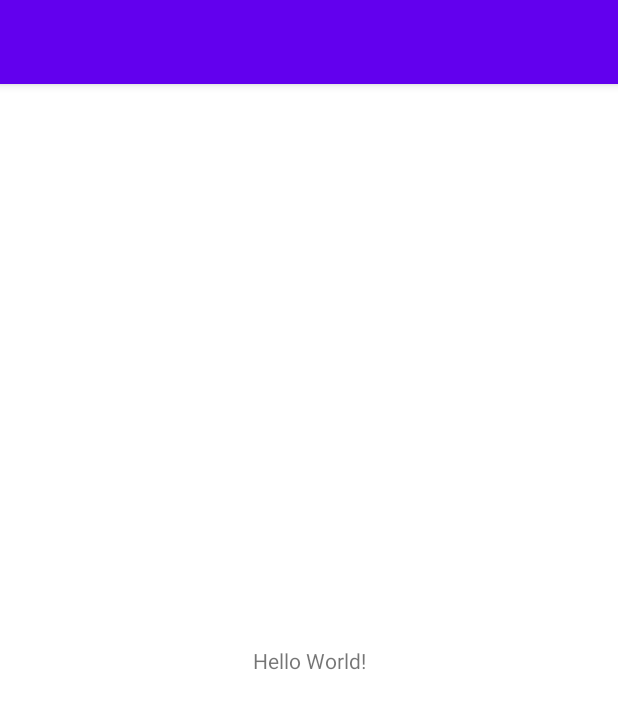
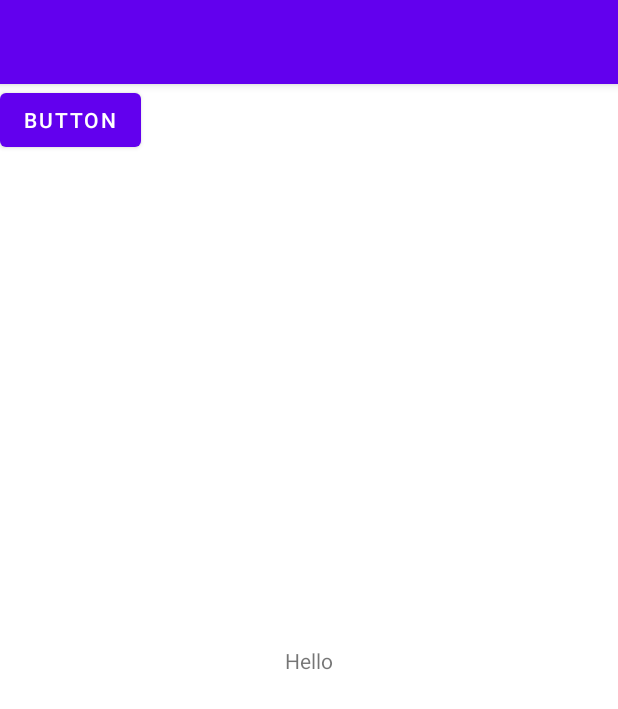
Before and after one commit to LimKyunghyuk/CatchCall2, an Android app: the screen it shows after launch (MainActivity), on a phone screen of 412 x 824 dp. Shown: the top 709 px of the screen. Run offline under Robolectric (Android 15) with nearby library versions, the phone set to English and light mode, and no system bars.

Commit message:
테스트 UI 코드 작성

```diff
--- a/app/src/main/AndroidManifest.xml
+++ b/app/src/main/AndroidManifest.xml
@@ -4,6 +4,8 @@
 
     <uses-permission android:name="android.permission.READ_PHONE_STATE"/>
     <uses-permission android:name="android.permission.READ_CALL_LOG"/>
+
+    <uses-permission android:name="android.permission.INTERNET"/>
 
 
     <application
@@ -12,7 +14,8 @@
         android:label="@string/app_name"
         android:roundIcon="@mipmap/ic_launcher_round"
         android:supportsRtl="true"
-        android:theme="@style/Theme.CatchCall">
+        android:theme="@style/Theme.CatchCall"
+        android:usesCleartextTraffic="true">
         <activity android:name=".MainActivity">
             <intent-filter>
                 <action android:name="android.intent.action.MAIN" />
--- a/app/src/main/java/org/devlion/catchCall/MainActivity.java
+++ b/app/src/main/java/org/devlion/catchCall/MainActivity.java
@@ -1,5 +1,6 @@
 package org.devlion.catchCall;
 
+import androidx.annotation.NonNull;
 import androidx.appcompat.app.AppCompatActivity;
 import androidx.core.app.ActivityCompat;
 import androidx.core.content.ContextCompat;
@@ -8,13 +9,53 @@ import android.Manifest;
 import android.content.pm.PackageManager;
 import android.os.Bundle;
 
+import android.util.Log;
+import android.view.View;
+import android.widget.Button;
+import android.widget.TextView;
+import android.widget.Toast;
+
+import org.devlion.util.cmn.Receiver;
+import org.devlion.util.cmn.HttpHelper;
+import org.json.JSONObject;
+
+import java.util.HashMap;
+import java.util.Map;
+
 public class MainActivity extends AppCompatActivity {
+
+    final String TAG = "CATCH_CALL";
+    TextView txv;
 
     @Override
     protected void onCreate(Bundle savedInstanceState) {
         super.onCreate(savedInstanceState);
         setContentView(R.layout.activity_main);
         checkPermission();
+
+        HttpHelper httpHelper = new HttpHelper();
+        httpHelper.setReceiver(new Receiver() {
+            @Override
+            public void onResponse(int resCode, JSONObject res) {
+                Log.d(TAG, "resCode: " + resCode + ", res: " + res);
+                txv.setText("JSON: " + res);
+            }
+        });
+
+        txv = findViewById(R.id.txv);
+        txv.setText("Hello");
+
+        Button btn = findViewById(R.id.button);
+        btn.setOnClickListener(new View.OnClickListener() {
+            @Override
+            public void onClick(View v) {
+                Toast.makeText(getApplicationContext(), "Click!", Toast.LENGTH_SHORT).show();
+
+                Map<String, String> req = new HashMap<String, String>();
+                req.put("option", "01012341234");
+                httpHelper.doGet(req);
+            }
+        });
     }
 
     public void checkPermission(){
--- a/app/src/main/res/layout/activity_main.xml
+++ b/app/src/main/res/layout/activity_main.xml
@@ -7,6 +7,7 @@
     tools:context=".MainActivity">
 
     <TextView
+        android:id="@+id/txv"
         android:layout_width="wrap_content"
         android:layout_height="wrap_content"
         android:text="Hello World!"
@@ -15,4 +16,12 @@
         app:layout_constraintRight_toRightOf="parent"
         app:layout_constraintTop_toTopOf="parent" />
 
+    <Button
+        android:id="@+id/button"
+        android:layout_width="wrap_content"
+        android:layout_height="wrap_content"
+        android:text="Button"
+        tools:layout_editor_absoluteX="167dp"
+        tools:layout_editor_absoluteY="385dp" />
+
 </androidx.constraintlayout.widget.ConstraintLayout>
```
